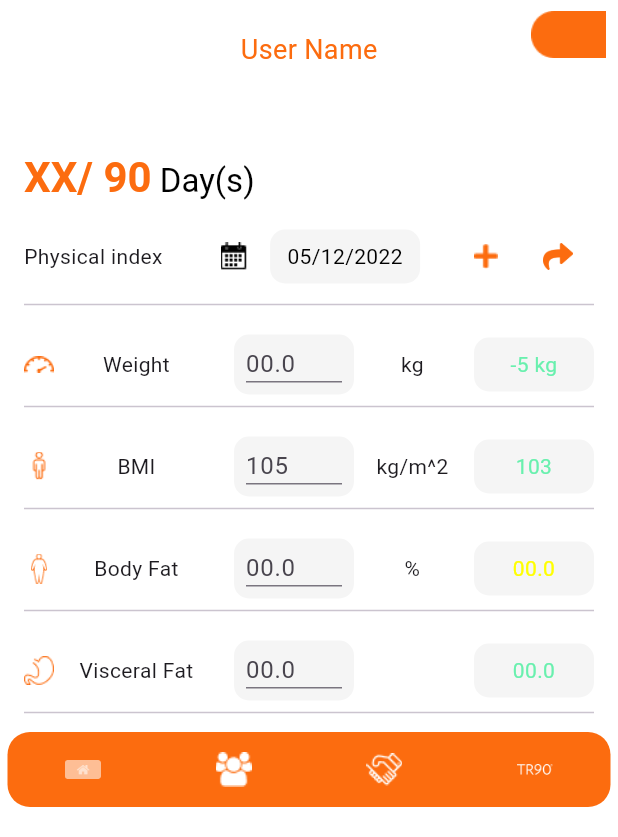
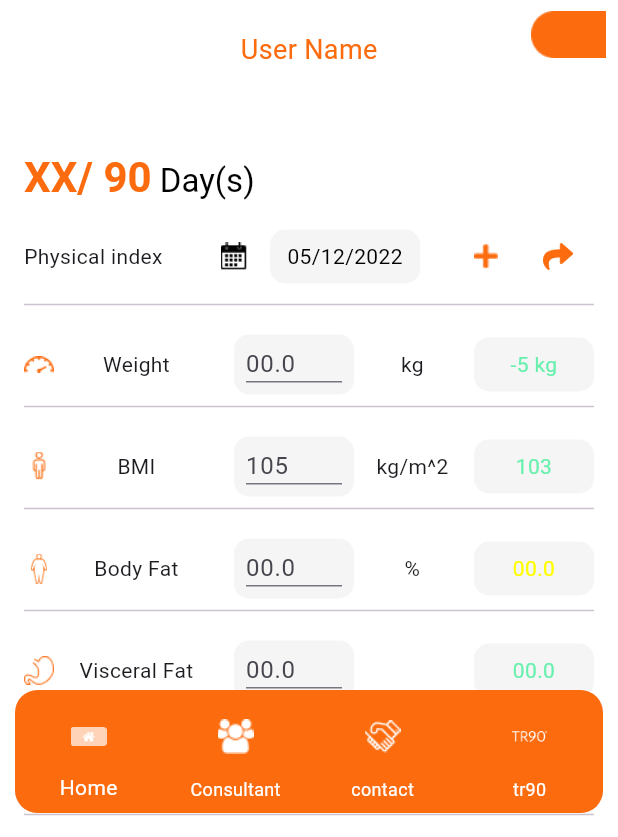
Before and after one commit to tranthanhhc/agelog_app, a Flutter app: the screen it shows after launch, on a phone screen of 412 x 824 dp, the part 399-1236 px from its top. Run offline on Flutter 3.47's test engine with Material 3 defaults, Android fonts, the phone set to English and light mode, and no system bars.

Commit message:
update bottomNaviagtionAppBar, daytime to transformation and text 'share'

```diff
--- /dev/null
+++ b/lib/classes/icons.dart
@@ -0,0 +1,7 @@
+class LIcons {
+  String id;
+  String textLabel;
+  String urlImage;
+
+  LIcons({required this.id, required this.textLabel, required this.urlImage});
+}
--- /dev/null
+++ b/lib/constant/app_string.dart
@@ -0,0 +1,6 @@
+abstract class AppString{
+  static const int number = 0;
+  static const String appbar_title = 'Your 90 Days';
+  static const String user_name = 'User Name';
+
+}
--- /dev/null
+++ b/lib/data/day_data.dart
@@ -0,0 +1,10 @@
+class DayData {
+  static List daytime = [
+    'Day 1',
+    'Day 7',
+    'Day 15',
+    'Day 30',
+    'Day 60',
+    'Day 90',
+  ];
+}
--- /dev/null
+++ b/lib/data/li_data.dart
@@ -0,0 +1,10 @@
+import 'package:agelog_app/classes/icons.dart';
+
+class LiData {
+  static List<LIcons> li = [
+    LIcons(id: '0', textLabel: 'Home', urlImage: 'assets/images/home.png'),
+    LIcons(id: '1', textLabel: 'Consultant', urlImage: 'assets/images/Consultant.png'),
+    LIcons(id: '2', textLabel: 'Contact', urlImage: 'assets/images/Y99dDJ.tif.png'),
+    LIcons(id: '3', textLabel: 'Tr90', urlImage: 'assets/images/tr90.png'),
+  ];
+}
--- a/lib/instance/app_string.dart
+++ /dev/null
@@ -1,3 +0,0 @@
-abstract class AppString{
-  static const int number = 0;
-}
--- a/lib/pages/dashboard.dart
+++ b/lib/pages/dashboard.dart
@@ -1,3 +1,4 @@
+import 'package:agelog_app/data/day_data.dart';
 import 'package:agelog_app/widgets/status_row.dart';
 import 'package:flutter/material.dart';
 import 'package:agelog_app/widgets/customer_row.dart';
@@ -57,7 +58,67 @@ class _DashBoardState extends State<DashBoard> {
       ),
       body: _buildBody(),
       backgroundColor: Colors.white,
-      bottomNavigationBar: _buildBotNav(),
+      //bottomNavigationBar: _buildBotNav(),
+      floatingActionButtonLocation: FloatingActionButtonLocation.centerFloat,
+      floatingActionButton: _buildBottomNavigationAppBar(),
+    );
+  }
+
+  Padding _buildBottomNavigationAppBar() {
+    return Padding(
+      padding: const EdgeInsets.only(left: 10.0,right: 10.0),
+      child: ClipRRect(
+        borderRadius: BorderRadius.circular(15.0),
+        child: BottomNavigationBar(
+          backgroundColor: const Color(0XFFFC6C0F),
+          type: BottomNavigationBarType.fixed,
+          selectedItemColor: Colors.white,
+          unselectedItemColor: Colors.white,
+          items: [
+            BottomNavigationBarItem(
+              label: 'Home',
+              icon: IconButton(
+                onPressed: () {},
+                icon: const ImageIcon(
+                  AssetImage('assets/images/home.png'),
+                  //size: 32,
+                ),
+              ),
+            ),
+            BottomNavigationBarItem(
+              label: 'Consultant',
+              icon: IconButton(
+                onPressed: () {},
+                icon: const ImageIcon(
+                  AssetImage('assets/images/Consultant.png'),
+                  //size: 32,
+                ),
+              ),
+            ),
+            BottomNavigationBarItem(
+              label: 'contact',
+              icon: IconButton(
+                onPressed: () {},
+                icon: const ImageIcon(
+                  AssetImage('assets/images/Y99dDJ.tif.png'),
+                  //size: 32,
+                ),
+              ),
+            ),
+            BottomNavigationBarItem(
+              label: 'tr90',
+              icon: IconButton(
+                onPressed: () {},
+                icon: const ImageIcon(
+                  AssetImage('assets/images/tr90.png'),
+                  //size: 32,
+                ),
+              ),
+            ),
+
+          ],
+        ),
+      ),
     );
   }
 
@@ -335,53 +396,52 @@ class _DashBoardState extends State<DashBoard> {
     );
   }
 
-  Padding _buildBotNav() {
-    return Padding(
-      padding: const EdgeInsets.only(bottom: 20.0),
-      child: Container(
-        width: MediaQuery.of(context).size.width,
-        height: 50.0,
-        margin: const EdgeInsets.only(left: 5.0, right: 5.0),
-        decoration: BoxDecoration(
-          color: const Color(0XFFFC6C0F),
-          borderRadius: BorderRadius.circular(15),
-        ),
-        child: Row(
-          mainAxisAlignment: MainAxisAlignment.spaceAround,
-          children: <Widget>[
-            IconButton(
-              onPressed: () {},
-              icon: ImageIcon(
-                const AssetImage('assets/images/home.png'),
-                color: Colors.white.withOpacity(0.8),
-              ),
-            ),
-            IconButton(
-              onPressed: () {},
-              icon: const ImageIcon(
-                AssetImage('assets/images/Consultant.png'),
-                color: Colors.white,
-              ),
-            ),
-            IconButton(
-              onPressed: () {},
-              icon: const ImageIcon(
-                AssetImage('assets/images/Y99dDJ.tif.png'),
-                color: Colors.white,
-              ),
-            ),
-            IconButton(
-              onPressed: () {},
-              icon: const ImageIcon(
-                AssetImage('assets/images/tr90.png'),
-                color: Colors.white,
-              ),
-            ),
-          ],
-        ),
-      ),
-    );
-  }
+  // Padding _buildBotNav() {
+  //   return Padding(
+  //     padding: const EdgeInsets.only(left: 20.0,right: 20.0,bottom: 30.0),
+  //     child: ClipRRect(
+  //       borderRadius: BorderRadius.circular(15),
+  //       child: BottomAppBar(
+  //         height: 80,
+  //         color: const Color(0XFFFC6C0F), // Màu nền của BottomAppBar
+  //         child: Row(
+  //           mainAxisAlignment: MainAxisAlignment.spaceAround,
+  //           children: <Widget>[
+  //             IconButton(
+  //               onPressed: () {},
+  //               icon: ImageIcon(
+  //                 const AssetImage('assets/images/home.png'),
+  //                 color: Colors.white.withOpacity(0.8),
+  //                 size: 80,
+  //               ),
+  //             ),
+  //             IconButton(
+  //               onPressed: () {},
+  //               icon: const ImageIcon(
+  //                 AssetImage('assets/images/Consultant.png'),
+  //                 color: Colors.white,
+  //               ),
+  //             ),
+  //             IconButton(
+  //               onPressed: () {},
+  //               icon: const ImageIcon(
+  //                 AssetImage('assets/images/Y99dDJ.tif.png'),
+  //                 color: Colors.white,
+  //               ),
+  //             ),
+  //             IconButton(
+  //               onPressed: () {},
+  //               icon: const ImageIcon(
+  //                 AssetImage('assets/images/tr90.png'),
+  //                 color: Colors.white,
+  //               ),
+  //             ),
+  //           ],
+  //         ),
+  //       ),
+  //     ),
+  //   );
+  // }
 
   Column _buildTransformation() {
     return  Column(
@@ -420,33 +480,30 @@ class _DashBoardState extends State<DashBoard> {
             spacing: 30, // Khoảng cách giữa các widget
             runSpacing:30, // Khoảng cách giữa các hàng
             children: List.generate(6, (index) {
-              return const Row(
+              return  Row(
                 mainAxisSize: MainAxisSize.min,
                 children: [
                   Column(
                     crossAxisAlignment: CrossAxisAlignment.start,
                     children: [
-                      Text('Day 1',),
-                      Card(
+                      Text(DayData.daytime[index]),
+                      const Card(
                           child: ImageIcon(
                             AssetImage('images/Group_1339.png'),
                             size: 200,
                           ),
                       ),
-                      Text('Front'),
+                      const Text('Front'),
                     ],
                   ),
-                  Column(
+                  const Column(
                     crossAxisAlignment: CrossAxisAlignment.start,
                     children: [
-                      Align(
-                        alignment: Alignment.centerRight,
-                        child: SizedBox(
-                          width: 100,
-                          child: Text(
-                            'Share',
-                            style: TextStyle(color: Color(0XFFFC6C0F),
-                            ),
+                      Padding(
+                        padding: EdgeInsets.only(left: 170),
+                        child: Text(
+                          'Share',
+                          style: TextStyle(color: Color(0XFFFC6C0F),
                           ),
                         ),
                       ),
--- a/pubspec.yaml
+++ b/pubspec.yaml
@@ -46,6 +46,7 @@ dev_dependencies:
   # package. See that file for information about deactivating specific lint
   # rules and activating additional ones.
   flutter_lints: ^3.0.0
+  flutter_i18n: ^0.35.1
 
 # For information on the generic Dart part of this file, see the
 # following page: https://dart.dev/tools/pub/pubspec
```
Also changed, not shown: pubspec.lock.
